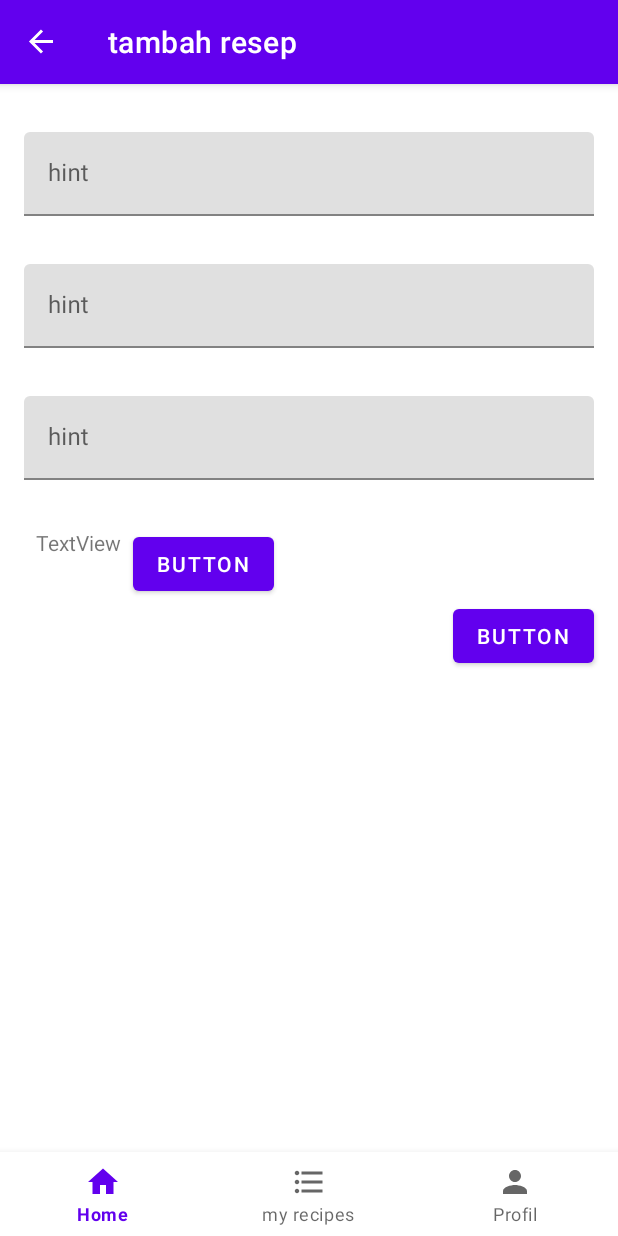
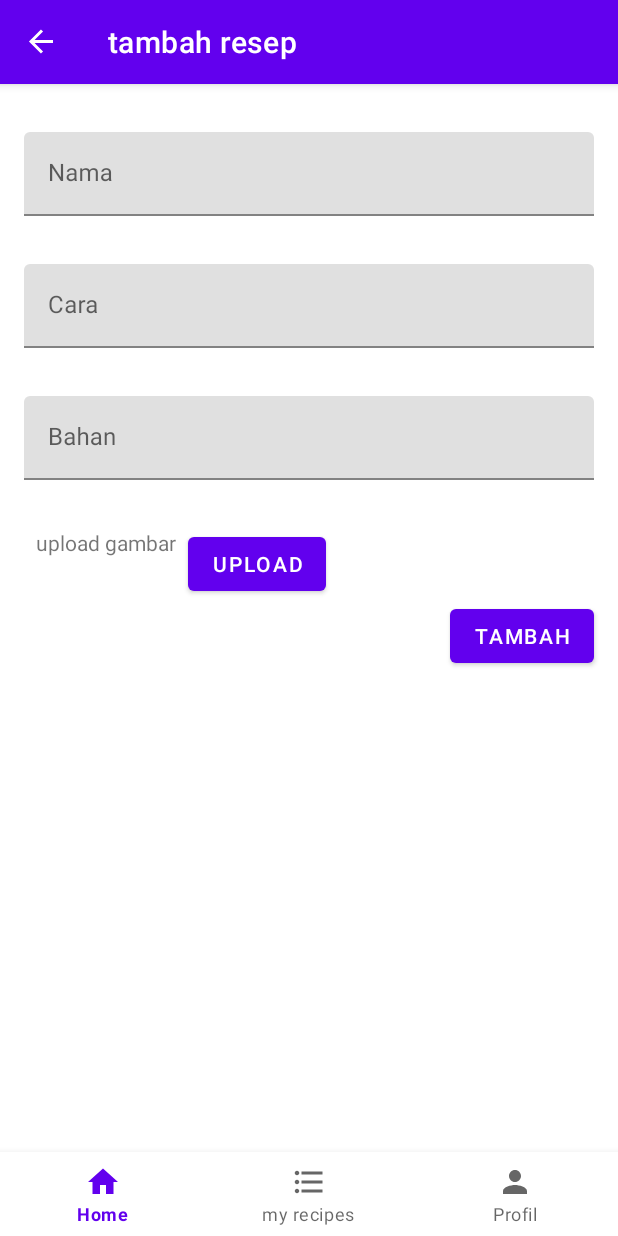
Before and after one commit to albertlau23/160418047_UTS, an Android app: the screen it shows after launch (MainActivity), after a tap on an icon or button, on a phone screen of 412 x 824 dp. Run offline under Robolectric (Android 15) with nearby library versions, the phone set to English and light mode, and no system bars; our stand-ins replace Picasso, navigation-ui; pictures from the network do not load.

Commit message:
name widget fix

```diff
--- a/app/src/main/java/com/example/a160418047_uts/view/Recipes/RecipesAddFragment.kt
+++ b/app/src/main/java/com/example/a160418047_uts/view/Recipes/RecipesAddFragment.kt
@@ -9,8 +9,6 @@ import com.example.a160418047_uts.R
 
 // TODO: Rename parameter arguments, choose names that match
 // the fragment initialization parameters, e.g. ARG_ITEM_NUMBER
-private const val ARG_PARAM1 = "param1"
-private const val ARG_PARAM2 = "param2"
 
 /**
  * A simple [Fragment] subclass.
@@ -19,16 +17,9 @@ private const val ARG_PARAM2 = "param2"
  */
 class RecipesAddFragment : Fragment() {
     // TODO: Rename and change types of parameters
-    private var param1: String? = null
-    private var param2: String? = null
 
-    override fun onCreate(savedInstanceState: Bundle?) {
-        super.onCreate(savedInstanceState)
-        arguments?.let {
-            param1 = it.getString(ARG_PARAM1)
-            param2 = it.getString(ARG_PARAM2)
-        }
-    }
+
+
 
     override fun onCreateView(
         inflater: LayoutInflater, container: ViewGroup?,
@@ -38,23 +29,5 @@ class RecipesAddFragment : Fragment() {
         return inflater.inflate(R.layout.fragment_recipes_add, container, false)
     }
 
-    companion object {
-        /**
-         * Use this factory method to create a new instance of
-         * this fragment using the provided parameters.
-         *
-         * @param param1 Parameter 1.
-         * @param param2 Parameter 2.
-         * @return A new instance of fragment RecipesAddFragment.
-         */
-        // TODO: Rename and change types and number of parameters
-        @JvmStatic
-        fun newInstance(param1: String, param2: String) =
-            RecipesAddFragment().apply {
-                arguments = Bundle().apply {
-                    putString(ARG_PARAM1, param1)
-                    putString(ARG_PARAM2, param2)
-                }
-            }
-    }
+
 }
--- a/app/src/main/res/layout/fragment_recipes_add.xml
+++ b/app/src/main/res/layout/fragment_recipes_add.xml
@@ -17,14 +17,15 @@
             android:layout_marginStart="16dp"
             android:layout_marginTop="32dp"
             android:layout_marginEnd="16dp"
+            android:hint="Nama"
             app:layout_constraintEnd_toEndOf="parent"
             app:layout_constraintStart_toStartOf="parent"
             app:layout_constraintTop_toTopOf="parent">
 
             <com.google.android.material.textfield.TextInputEditText
+                android:id="@+id/txttambahnama"
                 android:layout_width="match_parent"
-                android:layout_height="wrap_content"
-                android:hint="hint" />
+                android:layout_height="wrap_content" />
         </com.google.android.material.textfield.TextInputLayout>
 
         <com.google.android.material.textfield.TextInputLayout
@@ -34,14 +35,15 @@
             android:layout_marginStart="16dp"
             android:layout_marginTop="32dp"
             android:layout_marginEnd="16dp"
+            android:hint="Cara"
             app:layout_constraintEnd_toEndOf="parent"
             app:layout_constraintStart_toStartOf="parent"
             app:layout_constraintTop_toBottomOf="@+id/textInputLayout7">
 
             <com.google.android.material.textfield.TextInputEditText
+                android:id="@+id/txttambahcara"
                 android:layout_width="match_parent"
-                android:layout_height="wrap_content"
-                android:hint="hint" />
+                android:layout_height="wrap_content" />
         </com.google.android.material.textfield.TextInputLayout>
 
         <com.google.android.material.textfield.TextInputLayout
@@ -51,34 +53,35 @@
             android:layout_marginStart="16dp"
             android:layout_marginTop="32dp"
             android:layout_marginEnd="16dp"
+            android:hint="Bahan"
             app:layout_constraintEnd_toEndOf="parent"
             app:layout_constraintStart_toStartOf="parent"
             app:layout_constraintTop_toBottomOf="@+id/textInputLayout8">
 
             <com.google.android.material.textfield.TextInputEditText
+                android:id="@+id/txttambahbahan"
                 android:layout_width="match_parent"
-                android:layout_height="wrap_content"
-                android:hint="hint" />
+                android:layout_height="wrap_content" />
         </com.google.android.material.textfield.TextInputLayout>
 
         <Button
-            android:id="@+id/button"
+            android:id="@+id/btnuploadPic"
             android:layout_width="wrap_content"
             android:layout_height="wrap_content"
             android:layout_marginStart="8dp"
             android:layout_marginTop="32dp"
-            android:text="Button"
+            android:text="Upload"
             app:layout_constraintStart_toEndOf="@+id/textView6"
             app:layout_constraintTop_toBottomOf="@+id/textInputLayout9" />
 
         <Button
-            android:id="@+id/button2"
+            android:id="@+id/btnTambah"
             android:layout_width="wrap_content"
             android:layout_height="wrap_content"
             android:layout_marginEnd="16dp"
-            android:text="Button"
+            android:text="tambah"
             app:layout_constraintEnd_toEndOf="parent"
-            app:layout_constraintTop_toBottomOf="@+id/button" />
+            app:layout_constraintTop_toBottomOf="@+id/btnuploadPic" />
 
         <TextView
             android:id="@+id/textView6"
@@ -86,7 +89,7 @@
             android:layout_height="wrap_content"
             android:layout_marginStart="24dp"
             android:layout_marginTop="32dp"
-            android:text="TextView"
+            android:text="upload gambar"
             app:layout_constraintStart_toStartOf="parent"
             app:layout_constraintTop_toBottomOf="@+id/textInputLayout9" />
     </androidx.constraintlayout.widget.ConstraintLayout>
```
